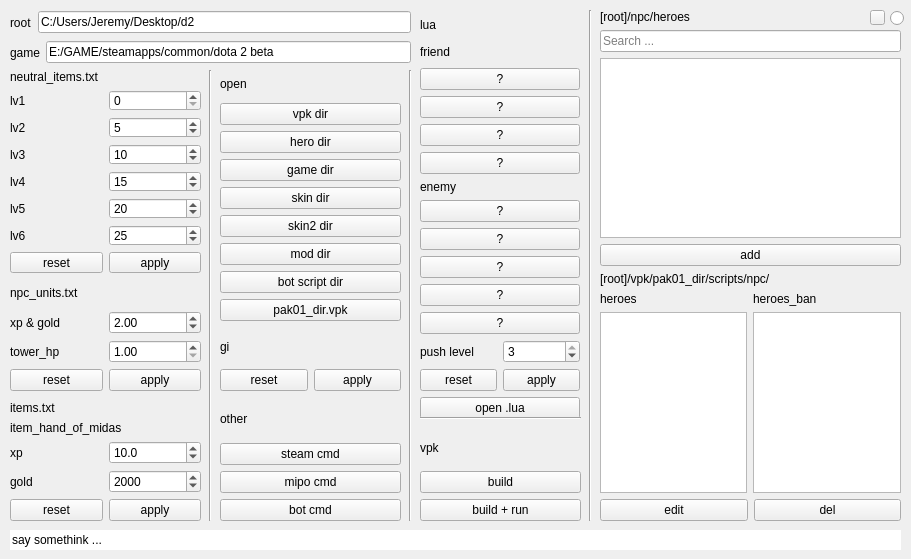
The window that ui/main.ui (JeremyChim/d2) describes before a commit, drawn with Qt 5.
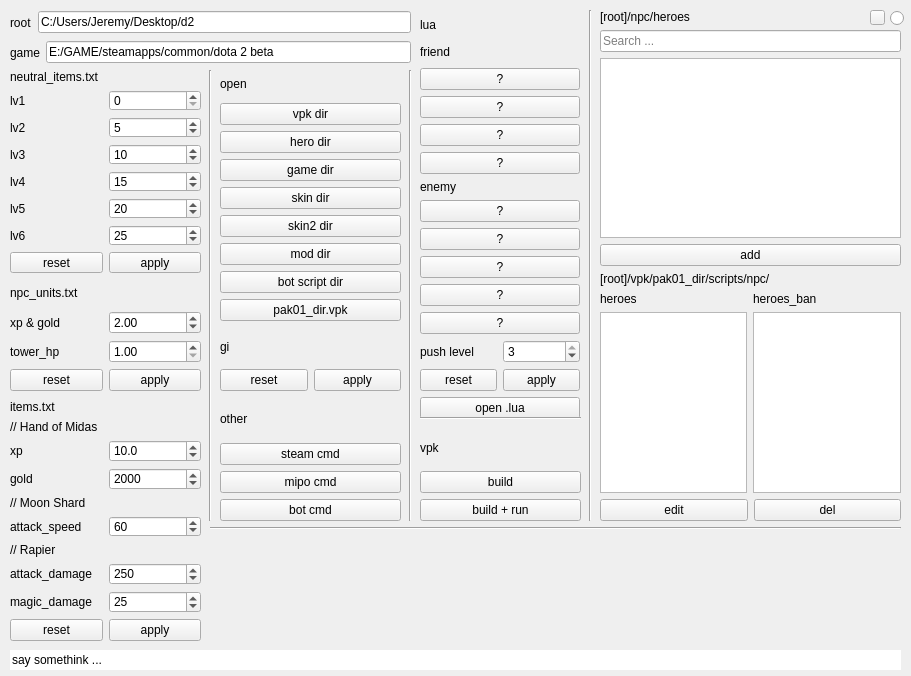
The same window after the commit.

Patch:
```diff
--- a/ui/main.ui
+++ b/ui/main.ui
@@ -7,7 +7,7 @@
     <x>0</x>
     <y>0</y>
     <width>911</width>
-    <height>559</height>
+    <height>676</height>
    </rect>
   </property>
   <property name="windowTitle">
@@ -188,7 +188,7 @@
      <x>10</x>
      <y>400</y>
      <width>191</width>
-     <height>121</height>
+     <height>241</height>
     </rect>
    </property>
    <layout class="QVBoxLayout" name="verticalLayout_2">
@@ -202,7 +202,7 @@
     <item>
      <widget class="QLabel" name="label_10">
       <property name="text">
-       <string>item_hand_of_midas</string>
+       <string>// Hand of Midas</string>
       </property>
      </widget>
     </item>
@@ -251,6 +251,95 @@
       </item>
      </layout>
     </item>
+    <item>
+     <widget class="QLabel" name="label_29">
+      <property name="text">
+       <string>// Moon Shard</string>
+      </property>
+     </widget>
+    </item>
+    <item>
+     <layout class="QHBoxLayout" name="horizontalLayout_21">
+      <item>
+       <widget class="QLabel" name="label_30">
+        <property name="text">
+         <string>attack_speed</string>
+        </property>
+       </widget>
+      </item>
+      <item>
+       <widget class="QDoubleSpinBox" name="box_item_moon_shard_attack_speed">
+        <property name="decimals">
+         <number>0</number>
+        </property>
+        <property name="maximum">
+         <double>1000.000000000000000</double>
+        </property>
+        <property name="singleStep">
+         <double>10.000000000000000</double>
+        </property>
+        <property name="value">
+         <double>60.000000000000000</double>
+        </property>
+       </widget>
+      </item>
+     </layout>
+    </item>
+    <item>
+     <widget class="QLabel" name="label_32">
+      <property name="text">
+       <string>// Rapier</string>
+      </property>
+     </widget>
+    </item>
+    <item>
+     <layout class="QHBoxLayout" name="horizontalLayout_22">
+      <item>
+       <widget class="QLabel" name="label_31">
+        <property name="text">
+         <string>attack_damage</string>
+        </property>
+       </widget>
+      </item>
+      <item>
+       <widget class="QSpinBox" name="box_item_rapier_attack_damage">
+        <property name="maximum">
+         <number>10000</number>
+        </property>
+        <property name="singleStep">
+         <number>100</number>
+        </property>
+        <property name="value">
+         <number>250</number>
+        </property>
+       </widget>
+      </item>
+     </layout>
+    </item>
+    <item>
+     <layout class="QHBoxLayout" name="horizontalLayout_23">
+      <item>
+       <widget class="QLabel" name="label_33">
+        <property name="text">
+         <string>magic_damage</string>
+        </property>
+       </widget>
+      </item>
+      <item>
+       <widget class="QSpinBox" name="box_item_rapier_magic_damage">
+        <property name="maximum">
+         <number>1000</number>
+        </property>
+        <property name="singleStep">
+         <number>10</number>
+        </property>
+        <property name="value">
+         <number>25</number>
+        </property>
+       </widget>
+      </item>
+     </layout>
+    </item>
     <item>
      <layout class="QHBoxLayout" name="horizontalLayout_13">
       <item>
@@ -809,7 +898,7 @@
    <property name="geometry">
     <rect>
      <x>10</x>
-     <y>530</y>
+     <y>650</y>
      <width>891</width>
      <height>20</height>
     </rect>
@@ -979,6 +1068,19 @@
     <string/>
    </property>
   </widget>
+  <widget class="Line" name="line_5">
+   <property name="geometry">
+    <rect>
+     <x>210</x>
+     <y>520</y>
+     <width>691</width>
+     <height>16</height>
+    </rect>
+   </property>
+   <property name="orientation">
+    <enum>Qt::Horizontal</enum>
+   </property>
+  </widget>
  </widget>
  <resources/>
  <connections/>
```
